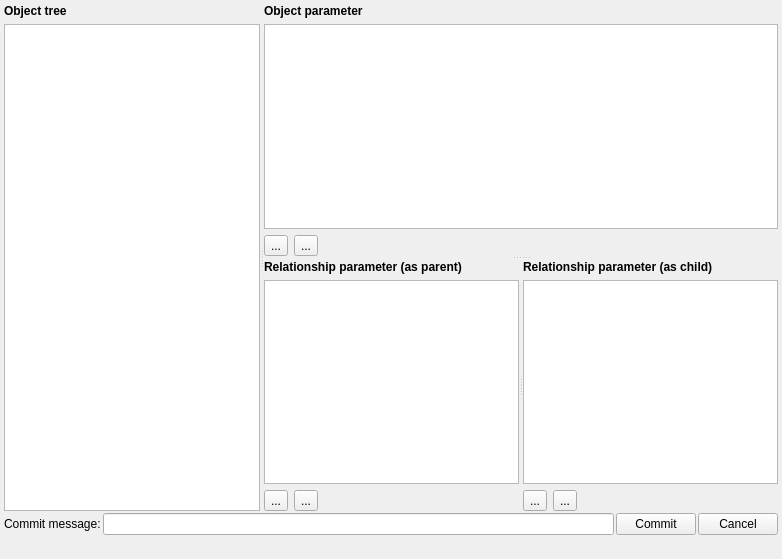
spine-tools/Spine-Toolbox, file spinetoolbox/ui/spine_data_explorer.ui: the form before one commit.
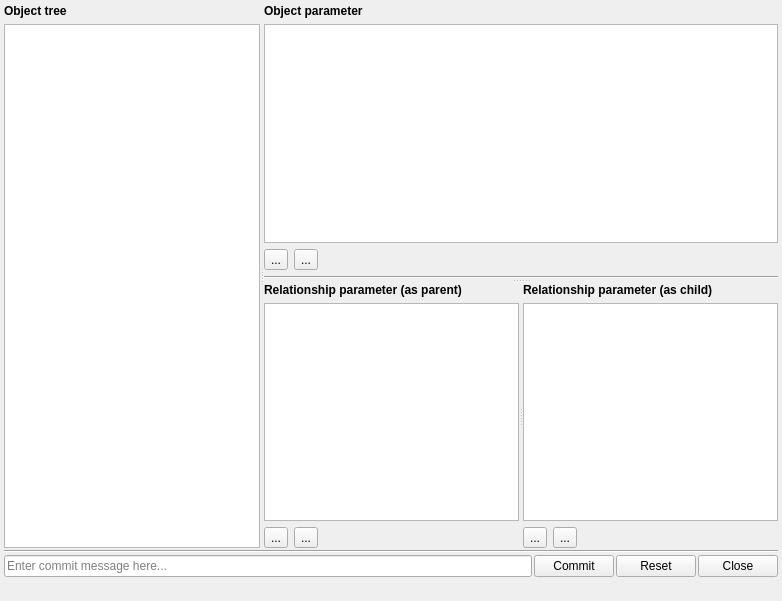
The form after the commit. Icons and pictures are not drawn. Custom widgets are drawn as their Qt base class.

Commit message: Spine data explorer can commit changes on object and object_class to database now

Patch:
```diff
--- a/spinetoolbox/ui/spine_data_explorer.ui
+++ b/spinetoolbox/ui/spine_data_explorer.ui
@@ -27,7 +27,7 @@
     <x>0</x>
     <y>0</y>
     <width>782</width>
-    <height>559</height>
+    <height>601</height>
    </rect>
   </property>
   <property name="windowTitle">
@@ -68,6 +68,12 @@
      </property>
      <item>
       <widget class="QSplitter" name="splitter_3">
+       <property name="sizePolicy">
+        <sizepolicy hsizetype="Expanding" vsizetype="Expanding">
+         <horstretch>0</horstretch>
+         <verstretch>0</verstretch>
+        </sizepolicy>
+       </property>
        <property name="orientation">
         <enum>Qt::Horizontal</enum>
        </property>
@@ -169,13 +175,20 @@
             </item>
            </layout>
           </item>
+          <item>
+           <widget class="Line" name="line_2">
+            <property name="orientation">
+             <enum>Qt::Horizontal</enum>
+            </property>
+           </widget>
+          </item>
          </layout>
         </widget>
         <widget class="QSplitter" name="splitter">
          <property name="orientation">
           <enum>Qt::Horizontal</enum>
          </property>
-         <widget class="QWidget" name="">
+         <widget class="QWidget" name="layoutWidget">
           <layout class="QVBoxLayout" name="verticalLayout">
            <item>
             <widget class="QLabel" name="label_parameter_as_parent">
@@ -241,7 +254,7 @@
            </item>
           </layout>
          </widget>
-         <widget class="QWidget" name="">
+         <widget class="QWidget" name="layoutWidget">
           <layout class="QVBoxLayout" name="verticalLayout_4">
            <item>
             <widget class="QLabel" name="label_parameter_as_child">
@@ -311,22 +324,19 @@
        </widget>
       </widget>
      </item>
+     <item>
+      <widget class="Line" name="line">
+       <property name="orientation">
+        <enum>Qt::Horizontal</enum>
+       </property>
+      </widget>
+     </item>
      <item>
       <layout class="QHBoxLayout" name="horizontalLayout_2">
        <item>
-        <widget class="QLabel" name="label">
-         <property name="text">
-          <string>Commit message:</string>
-         </property>
-        </widget>
-       </item>
-       <item>
-        <widget class="QLineEdit" name="lineEdit">
-         <property name="minimumSize">
-          <size>
-           <width>0</width>
-           <height>0</height>
-          </size>
+        <widget class="QLineEdit" name="lineEdit_commit_msg">
+         <property name="placeholderText">
+          <string>Enter commit message here...</string>
          </property>
         </widget>
        </item>
@@ -340,7 +350,14 @@
        <item>
         <widget class="QPushButton" name="pushButton_cancel">
          <property name="text">
-          <string>Cancel</string>
+          <string>Reset</string>
+         </property>
+        </widget>
+       </item>
+       <item>
+        <widget class="QPushButton" name="pushButton_close">
+         <property name="text">
+          <string>Close</string>
          </property>
         </widget>
        </item>
@@ -379,6 +396,13 @@
    </item>
   </layout>
  </widget>
+ <customwidgets>
+  <customwidget>
+   <class>CustomQTreeView</class>
+   <extends>QTreeView</extends>
+   <header>widgets/custom_qtreeview.h</header>
+  </customwidget>
+ </customwidgets>
  <resources>
   <include location="resources/resources_icons.qrc"/>
  </resources>
```
Left out of the diff: 4 changed lines with no effect on the pictures. The commit also changes 6 other files.
